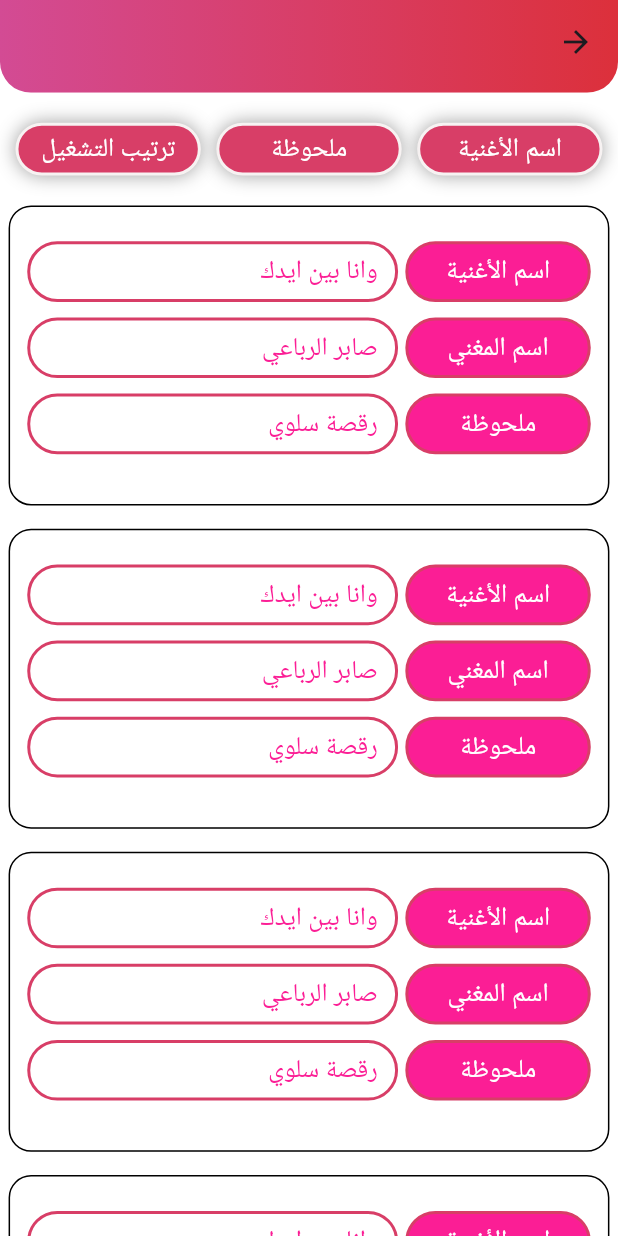
After one commit to IbrahimIG1/zaghrota_app, a Flutter app: the SongsScreen screen opened by its route, on a phone screen of 412 x 824 dp. The commit adds this screen. Run offline on Flutter 3.47's test engine with Material 3 defaults, Android fonts, the phone set to English and light mode, and no system bars; our stand-ins replace flutter_screenutil.

Commit message:
- Add colors of songs screen to colors file. - Add styles of songs screen to textstyles file. - Create songs screen appbar in cutom_appbar_file. - Create song content in song_item_content file. - Create Song item in song_item file. - Create songs listview in songs_listview file. - Create songs top titles item in songs_top_titles_item file. - Add refactor files to songs_screen file.

```diff
--- a/lib/core/colors/colors.dart
+++ b/lib/core/colors/colors.dart
@@ -14,6 +14,10 @@ class AppColors {
   static const Color scaffoldColor = Colors.white;
   static const Color heartColor = Color(0xffE766AC);
   static const Color circleAvatarBorderColor = Color(0xffD83E67);
+  static const Color containerBackground = Color(0xffD83E67);
+  static const Color containerBorderColor = Color.fromARGB(255, 247, 242, 242);
+  static const Color containerBackground2 = Color(0xffFB1E95);
+  static const List<BoxShadow> containerShadowColor = [BoxShadow(color: Colors.grey,blurRadius: 10)];
 
 
 
--- a/lib/core/textstyles/textstyles.dart
+++ b/lib/core/textstyles/textstyles.dart
@@ -9,4 +9,6 @@ class Textstyles {
   static TextStyle weddingNames = TextStyle(color: Colors.black,fontSize: 15.sp,fontWeight: FontWeights.medium);
   static TextStyle listViewTitles = TextStyle(fontWeight: FontWeights.thin,fontSize: 20.sp);
   static TextStyle heartViewTextStyle = TextStyle(fontSize: 13.sp);
+  static TextStyle songsTopTitleStyle = TextStyle(color: Colors.white,fontSize: 15.sp);
+  static TextStyle songNameStyle = TextStyle(color: const Color(0xffFB1E95),fontSize: 15.sp);
 }
--- /dev/null
+++ b/lib/features/songs_screen/presentation/view/songs_screen.dart
@@ -0,0 +1,38 @@
+
+
+import 'package:flutter/material.dart';
+import 'package:zaghrota_app/core/colors/colors.dart';
+import 'package:zaghrota_app/features/songs_screen/presentation/view/widgets/custom_app_bar.dart';
+import 'package:zaghrota_app/features/songs_screen/presentation/view/widgets/songs_listview.dart';
+import 'package:zaghrota_app/features/songs_screen/presentation/view/widgets/songs_top_titles_item_view.dart';
+
+class SongsScreen extends StatelessWidget {
+  const SongsScreen({super.key});
+
+  @override
+  Widget build(BuildContext context) {
+    return  const SafeArea(
+      child: Scaffold(
+        backgroundColor: AppColors.scaffoldColor,
+        appBar:CustomAppBar(),
+      body: SingleChildScrollView(
+        // physics: NeverScrollableScrollPhysics(),
+        child: Column(
+          children: [
+            Row(
+              mainAxisAlignment: MainAxisAlignment.spaceEvenly,
+              children: [
+                SongsTopTitlesItemView(title: "اسم الأغنية",),
+                SongsTopTitlesItemView(title: "ملحوظة"),
+                SongsTopTitlesItemView(title: "ترتيب التشغيل"),
+
+              ],
+            ),
+            SongsListview()
+
+          ],
+        ),
+      ),
+    ));
+  }
+}
--- /dev/null
+++ b/lib/features/songs_screen/presentation/view/widgets/custom_app_bar.dart
@@ -0,0 +1,31 @@
+import 'package:flutter/material.dart';
+import 'package:flutter_screenutil/flutter_screenutil.dart';
+import 'package:zaghrota_app/core/colors/colors.dart';
+
+class CustomAppBar extends StatelessWidget implements PreferredSizeWidget {
+  const CustomAppBar({super.key});
+
+  @override
+  Widget build(BuildContext context) {
+    return PreferredSize(
+      preferredSize:Size.fromHeight(60.h),
+        child: ClipRRect(
+          borderRadius: BorderRadius.only(
+            bottomLeft: Radius.circular(20.r),
+            bottomRight: Radius.circular(20.r),
+          ),
+          child: AppBar(
+            flexibleSpace: Container(
+              decoration: const BoxDecoration(
+                gradient:  AppColors.appBarLinearColor
+              ),
+            ),
+          ),
+        )
+        );
+  }
+
+  @override
+
+  Size get preferredSize => Size.fromHeight(60.h);
+}
--- /dev/null
+++ b/lib/features/songs_screen/presentation/view/widgets/song_item.dart
@@ -0,0 +1,39 @@
+import 'package:flutter/material.dart';
+import 'package:flutter_screenutil/flutter_screenutil.dart';
+import 'package:zaghrota_app/core/usable/sizedbox.dart';
+import 'package:zaghrota_app/features/songs_screen/presentation/view/widgets/song_item_content.dart';
+
+
+class SongItem extends StatelessWidget {
+  const SongItem({super.key});
+
+  @override
+  Widget build(BuildContext context) {
+    return  Padding(
+      padding: EdgeInsets.symmetric(horizontal: 5.sp),
+      child: Container(
+        padding: EdgeInsets.symmetric(vertical: 20.sp,horizontal: 10.sp),
+        decoration: BoxDecoration(
+          borderRadius: BorderRadius.circular(15),
+          border: Border.all(
+            color: Colors.black
+          )
+        ),
+       child: const Column(
+        children: [
+          SongItemContent(firstContent: "اسم الأغنية", secondContent: "وانا بين ايدك"),
+          VerticalSizedBox(height: 10),
+          SongItemContent(firstContent: "اسم المغني", secondContent: "صابر الرباعي"),
+          VerticalSizedBox(height: 10),
+
+          SongItemContent(firstContent: "ملحوظة", secondContent: "رقصة سلوي"),
+          VerticalSizedBox(height: 10),
+
+
+        ],
+       ),
+
+      ),
+    );
+  }
+}
--- /dev/null
+++ b/lib/features/songs_screen/presentation/view/widgets/song_item_content.dart
@@ -0,0 +1,60 @@
+import 'package:flutter/material.dart';
+import 'package:flutter_screenutil/flutter_screenutil.dart';
+import 'package:zaghrota_app/core/colors/colors.dart';
+import 'package:zaghrota_app/core/textstyles/textstyles.dart';
+
+class SongItemContent extends StatelessWidget {
+  const SongItemContent({super.key, required this.firstContent, required this.secondContent});
+  final String firstContent;
+  final String secondContent;
+
+
+  @override
+  Widget build(BuildContext context) {
+    return Row(
+            mainAxisAlignment: MainAxisAlignment.spaceBetween,
+            children: [
+              Container(
+                padding: EdgeInsets.symmetric(
+                  vertical: 5.sp,
+                  horizontal: 10
+                ),
+                width: 0.3.sw,
+                decoration: BoxDecoration(
+                  color: AppColors.containerBackground2,
+                   border: Border.all(
+                          color: AppColors.containerBackground,
+                          width: 2,
+                          style: BorderStyle.solid
+                        ),
+
+                        borderRadius: BorderRadius.circular(20)
+                ),
+                child: Center(child: Text(firstContent,style: Textstyles.songsTopTitleStyle,)),
+
+              ),
+               Container(
+                padding: EdgeInsets.symmetric(
+                  vertical: 5.sp,
+                  horizontal: 10.sp
+                ),
+                width: 0.6.sw,
+                decoration: BoxDecoration(
+                  color: AppColors.scaffoldColor,
+                   border: Border.all(
+                          color: AppColors.containerBackground,
+                          width: 2,
+                          style: BorderStyle.solid
+                        ),
+
+                        borderRadius: BorderRadius.circular(20)
+                ),
+                child: Align(
+                  alignment: AlignmentDirectional.topStart,
+                  child: Text(secondContent,style: Textstyles.songNameStyle,)),
+
+              )
+            ],
+          );
+  }
+}
--- /dev/null
+++ b/lib/features/songs_screen/presentation/view/widgets/songs_listview.dart
@@ -0,0 +1,16 @@
+import 'package:flutter/material.dart';
+import 'package:zaghrota_app/core/usable/sizedbox.dart';
+import 'package:zaghrota_app/features/songs_screen/presentation/view/widgets/song_item.dart';
+
+class SongsListview extends StatelessWidget {
+  const SongsListview({super.key});
+
+  @override
+  Widget build(BuildContext context) {
+    return ListView.separated(
+              physics: const NeverScrollableScrollPhysics(),
+              shrinkWrap: true,
+              itemBuilder: (context, index) => const SongItem(),
+            separatorBuilder: (context, index) => const VerticalSizedBox(height: 15), itemCount: 5);
+  }
+}
--- /dev/null
+++ b/lib/features/songs_screen/presentation/view/widgets/songs_top_titles_item_view.dart
@@ -0,0 +1,35 @@
+import 'package:flutter/material.dart';
+import 'package:flutter_screenutil/flutter_screenutil.dart';
+import 'package:zaghrota_app/core/colors/colors.dart';
+import 'package:zaghrota_app/core/textstyles/textstyles.dart';
+
+class SongsTopTitlesItemView extends StatelessWidget {
+  const SongsTopTitlesItemView({super.key, required this.title});
+  final String title;
+
+  @override
+  Widget build(BuildContext context) {
+    return Padding(
+      padding: const EdgeInsets.symmetric(vertical: 20),
+      child: Container(
+                    padding: EdgeInsets.symmetric(vertical: 3.r),
+                    width: 0.3.sw,
+                    decoration: BoxDecoration(
+                      color: AppColors.containerBackground,
+                      border: Border.all(
+                        color: AppColors.containerBorderColor,
+                        width: 2,
+                        style: BorderStyle.solid
+                      ),
+                      boxShadow: AppColors.containerShadowColor,
+                      borderRadius: BorderRadius.circular(20)
+                    ),
+                    child: Center(
+                      child: Text(title,
+                      style: Textstyles.songsTopTitleStyle,
+                      ),
+                    )
+                  ),
+    );
+  }
+}
```
